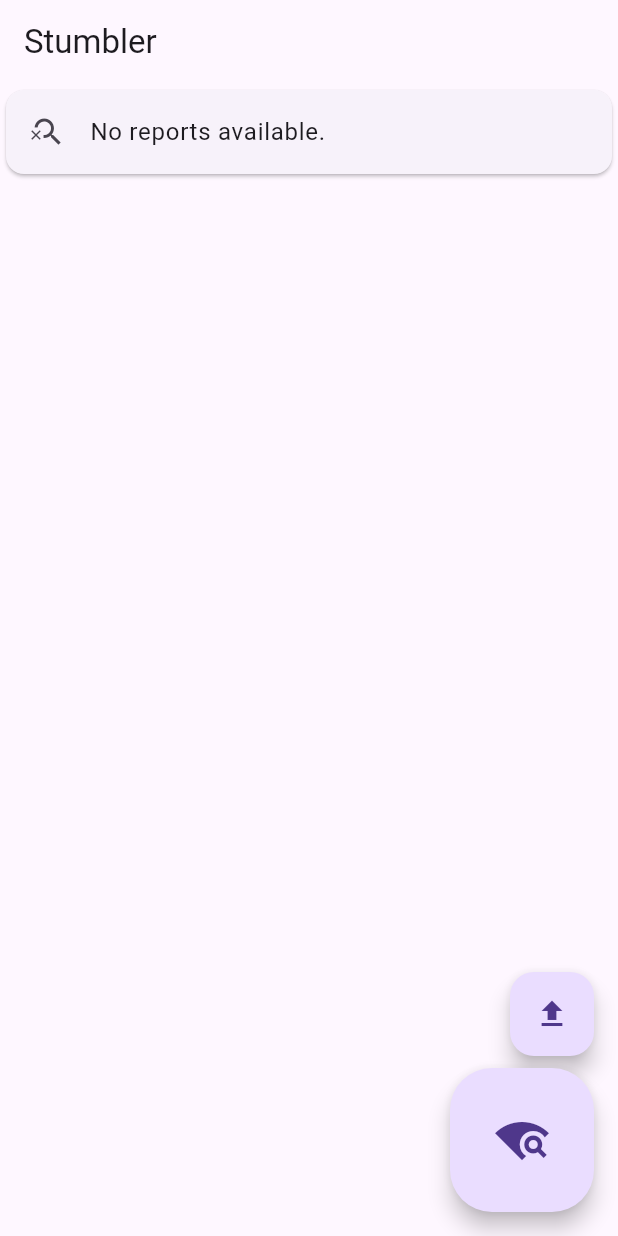
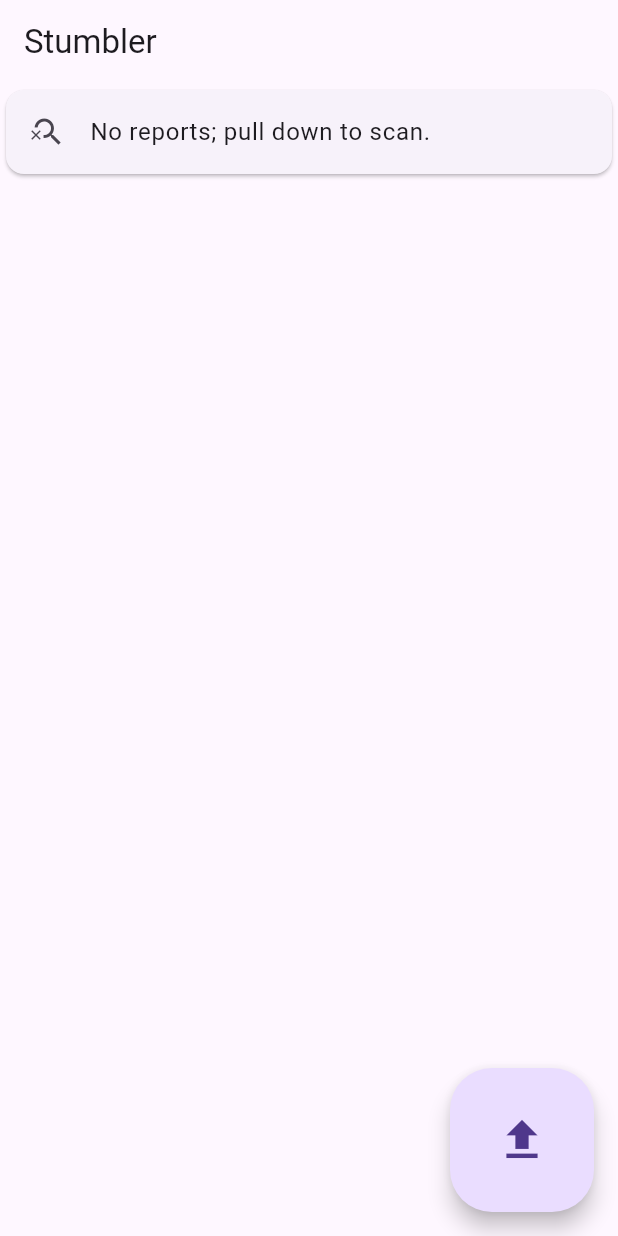
Before and after one commit to carterbox/stumbler, a Flutter app: the screen it shows after launch, on a phone screen of 412 x 824 dp. Run offline on Flutter 3.47's test engine with Material 3 defaults, Android fonts, the phone set to English and light mode, and no system bars; drawn by our look-alikes of dynamic_color; our stand-ins replace drift, flutter_riverpod, geolocator, riverpod_annotation; missing offline and left inert: flutter_osm_plugin, system_clock, wifi_scan; accounts and stored records are empty; generated files the repository leaves out were written again.

Commit message:
REF: Use pulldown to initiate scan

```diff
--- a/lib/main.dart
+++ b/lib/main.dart
@@ -83,17 +83,18 @@ class MyHomePage extends StatelessWidget {
           ),
         ],
       ),
-      floatingActionButton: const Column(
-        mainAxisAlignment: MainAxisAlignment.end,
-        crossAxisAlignment: CrossAxisAlignment.end,
-        children: [
-          UploadButton(),
-          SizedBox(
-            height: 8,
-          ),
-          StumbleButton(),
-        ],
-      ),
+      floatingActionButton: const UploadButton(),
+      // Column(
+      //   mainAxisAlignment: MainAxisAlignment.end,
+      //   crossAxisAlignment: CrossAxisAlignment.end,
+      //   children: [
+
+      //     // SizedBox(
+      //     //   height: 8,
+      //     // ),
+      //     // StumbleButton(),
+      //   ],
+      // ),
     );
   }
 }
@@ -104,7 +105,7 @@ class UploadButton extends ConsumerWidget {
 
   @override
   Widget build(BuildContext context, WidgetRef ref) {
-    return FloatingActionButton(
+    return FloatingActionButton.large(
       onPressed: () {
         debugPrint("Upload button pressed");
         ref
@@ -195,7 +196,10 @@ class ReportListView extends ConsumerWidget {
       data: (List<Report> reports) {
         return RefreshIndicator(
           onRefresh: () async {
-            await ref.read(reportListProvider.notifier).refresh();
+            debugPrint("Scan list refreshed");
+            await ref
+                .read(reportListProvider.notifier)
+                .scan(ref.read(databaseProvider));
           },
           child: reports.isNotEmpty
               ? ListView.builder(
@@ -210,7 +214,7 @@ class ReportListView extends ConsumerWidget {
                     Card(
                       child: ListTile(
                         leading: Icon(Icons.search_off),
-                        title: Text("No reports available."),
+                        title: Text("No reports; pull down to scan."),
                       ),
                     ),
                   ],
```
